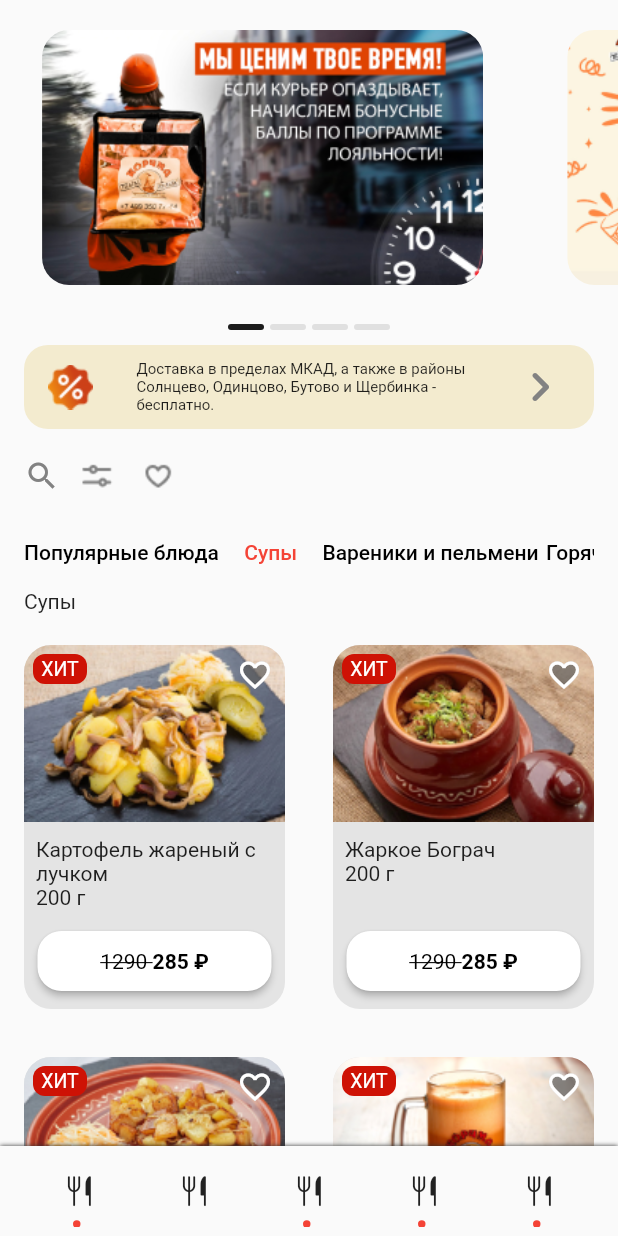
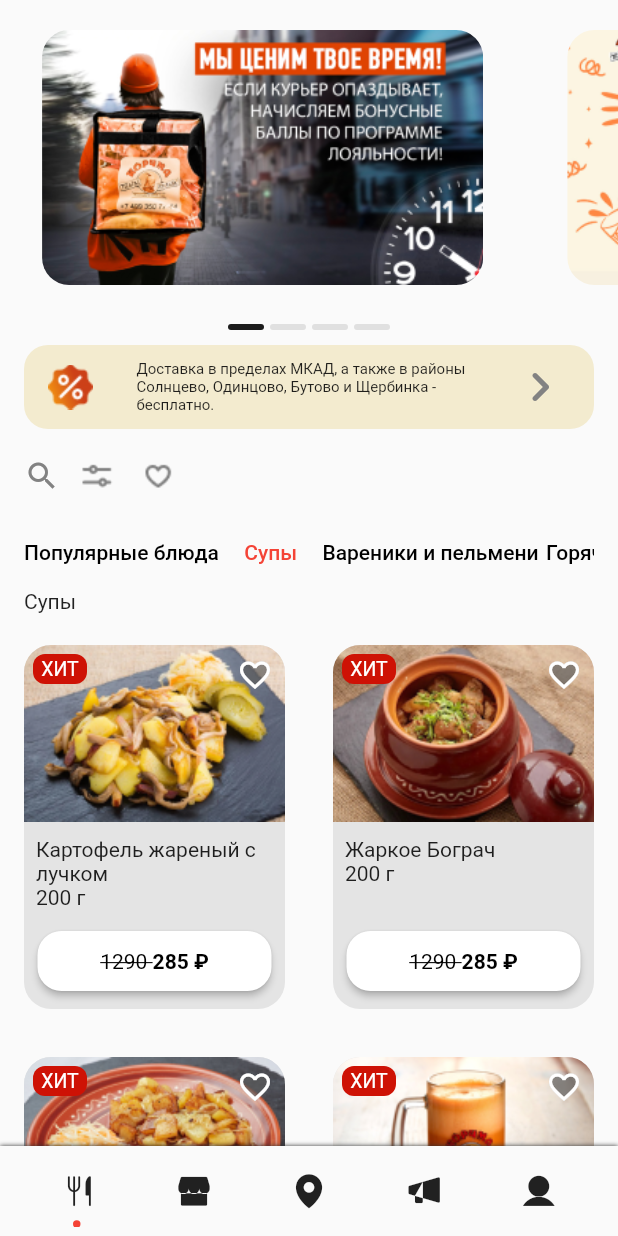
Before and after one commit to Sanjarbek17/corchma_app, a Flutter app: the screen it shows after launch, after a tap on "Супы", on a phone screen of 412 x 824 dp. Run offline on Flutter 3.47's test engine with Material 2 defaults, Android fonts, the light colour scheme and no system bars; drawn by our look-alikes of carousel_slider; project files that could hold a hidden picture were left out.

Commit message:
bottomnavigation is done

```diff
--- a/lib/main.dart
+++ b/lib/main.dart
@@ -1,3 +1,4 @@
+import 'package:corchma_app/providers/bottom_navigation_provider.dart';
 import 'package:corchma_app/providers/filters_provider.dart';
 import 'package:corchma_app/providers/product_provider.dart';
 import 'package:corchma_app/providers/slider_provider.dart';
@@ -20,6 +21,7 @@ class MainRoute extends StatelessWidget {
         ChangeNotifierProvider<SliderProvider>(create: (_) => SliderProvider()),
         ChangeNotifierProvider<FilterProvider>(create: (_) => FilterProvider()),
         ChangeNotifierProvider<ProductProvider>(create: (_) => ProductProvider()),
+        ChangeNotifierProvider<NavigationProvider>(create: (_) => NavigationProvider()),
       ],
       child: const SafeArea(child: MainPage()),
     ));
--- /dev/null
+++ b/lib/providers/bottom_navigation_provider.dart
@@ -0,0 +1,12 @@
+import 'package:flutter/material.dart';
+
+class NavigationProvider with ChangeNotifier {
+  int _currentIndex = 0;
+
+  int get currentIndex => _currentIndex;
+
+  void changeIndex(int index) {
+    _currentIndex = index;
+    notifyListeners();
+  }
+}
--- a/lib/screens/main_screen/subdir/widgets/custom_bottom_navigation/custom_bottom_navigation.dart
+++ b/lib/screens/main_screen/subdir/widgets/custom_bottom_navigation/custom_bottom_navigation.dart
@@ -1,6 +1,8 @@
+import 'package:corchma_app/providers/bottom_navigation_provider.dart';
 import 'package:corchma_app/screens/main_screen/subdir/widgets/custom_bottom_navigation/widgets/custom_bottom_icon.dart';
 import 'package:corchma_app/source/figma_custom_icons.dart';
 import 'package:flutter/material.dart';
+import 'package:provider/provider.dart';
 
 class CustomBottomNavigation extends StatelessWidget {
   const CustomBottomNavigation({
@@ -9,6 +11,7 @@ class CustomBottomNavigation extends StatelessWidget {
 
   @override
   Widget build(BuildContext context) {
+    final navigationProvider = Provider.of<NavigationProvider>(context);
     return Container(
       decoration: const BoxDecoration(boxShadow: [
         BoxShadow(
@@ -20,14 +23,39 @@ class CustomBottomNavigation extends StatelessWidget {
         ),
       ]),
       height: 60.0,
-      child: const Row(
+      child: Row(
         mainAxisAlignment: MainAxisAlignment.spaceEvenly,
         children: [
-          CustomBottomIcon(icon: FigmaIcons.menu, isPressed: true),
-          CustomBottomIcon(icon: FigmaIcons.menu, isPressed: false),
-          CustomBottomIcon(icon: FigmaIcons.menu, isPressed: true),
-          CustomBottomIcon(icon: FigmaIcons.menu, isPressed: true),
-          CustomBottomIcon(icon: FigmaIcons.menu, isPressed: true),
+          CustomBottomIcon(
+              icon: FigmaIcons.menu,
+              isPressed: navigationProvider.currentIndex == 0,
+              onTap: () {
+                navigationProvider.changeIndex(0);
+              }),
+          CustomBottomIcon(
+              icon: FigmaIcons.menuspec,
+              isPressed: navigationProvider.currentIndex == 1,
+              onTap: () {
+                navigationProvider.changeIndex(1);
+              }),
+          CustomBottomIcon(
+              icon: FigmaIcons.map,
+              isPressed: navigationProvider.currentIndex == 2,
+              onTap: () {
+                navigationProvider.changeIndex(2);
+              }),
+          CustomBottomIcon(
+              icon: FigmaIcons.action,
+              isPressed: navigationProvider.currentIndex == 3,
+              onTap: () {
+                navigationProvider.changeIndex(3);
+              }),
+          CustomBottomIcon(
+              icon: FigmaIcons.user,
+              isPressed: navigationProvider.currentIndex == 4,
+              onTap: () {
+                navigationProvider.changeIndex(4);
+              }),
         ],
       ),
     );
--- a/lib/screens/main_screen/subdir/widgets/custom_bottom_navigation/widgets/custom_bottom_icon.dart
+++ b/lib/screens/main_screen/subdir/widgets/custom_bottom_navigation/widgets/custom_bottom_icon.dart
@@ -3,10 +3,12 @@ import 'package:flutter/material.dart';
 class CustomBottomIcon extends StatelessWidget {
   final bool isPressed;
   final IconData icon;
+  final Function() onTap;
   const CustomBottomIcon({
     super.key,
     required this.isPressed,
     required this.icon,
+    required this.onTap,
   });
 
   @override
@@ -15,7 +17,7 @@ class CustomBottomIcon extends StatelessWidget {
       children: [
         IconButton(
           icon: Icon(icon, size: 28),
-          onPressed: () {},
+          onPressed: onTap,
         ),
         Visibility(
           visible: isPressed,
```
